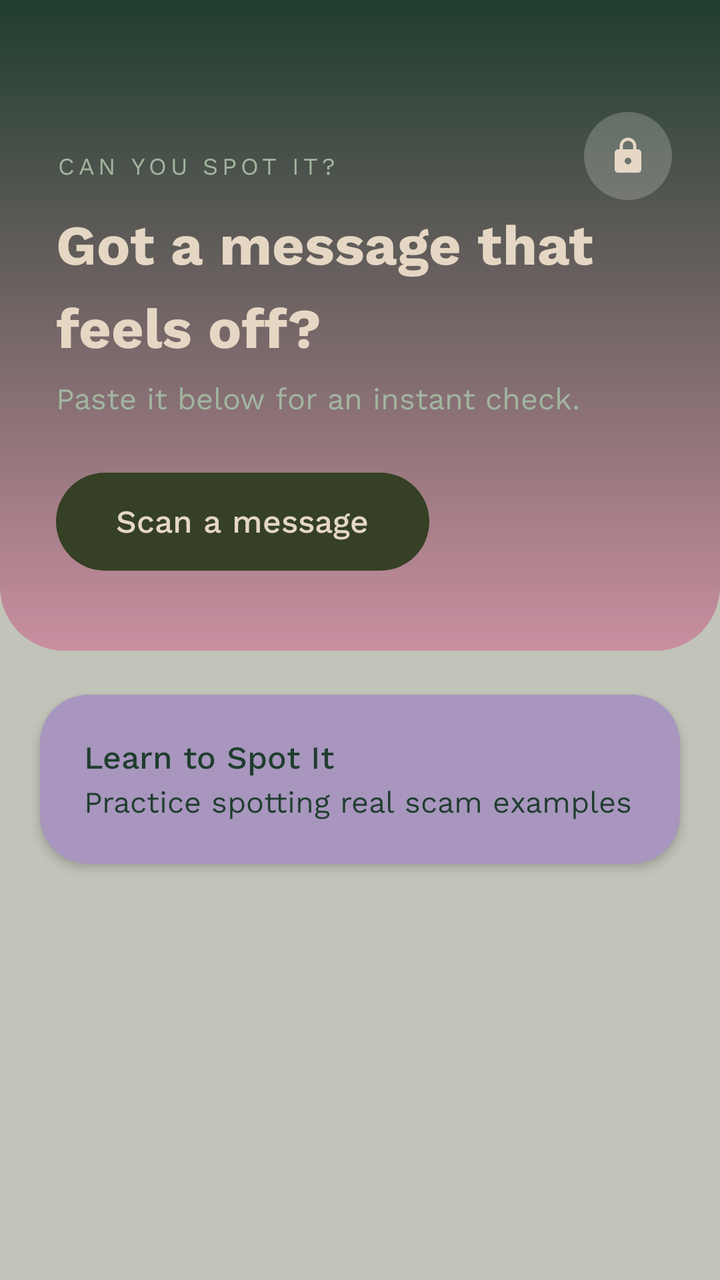
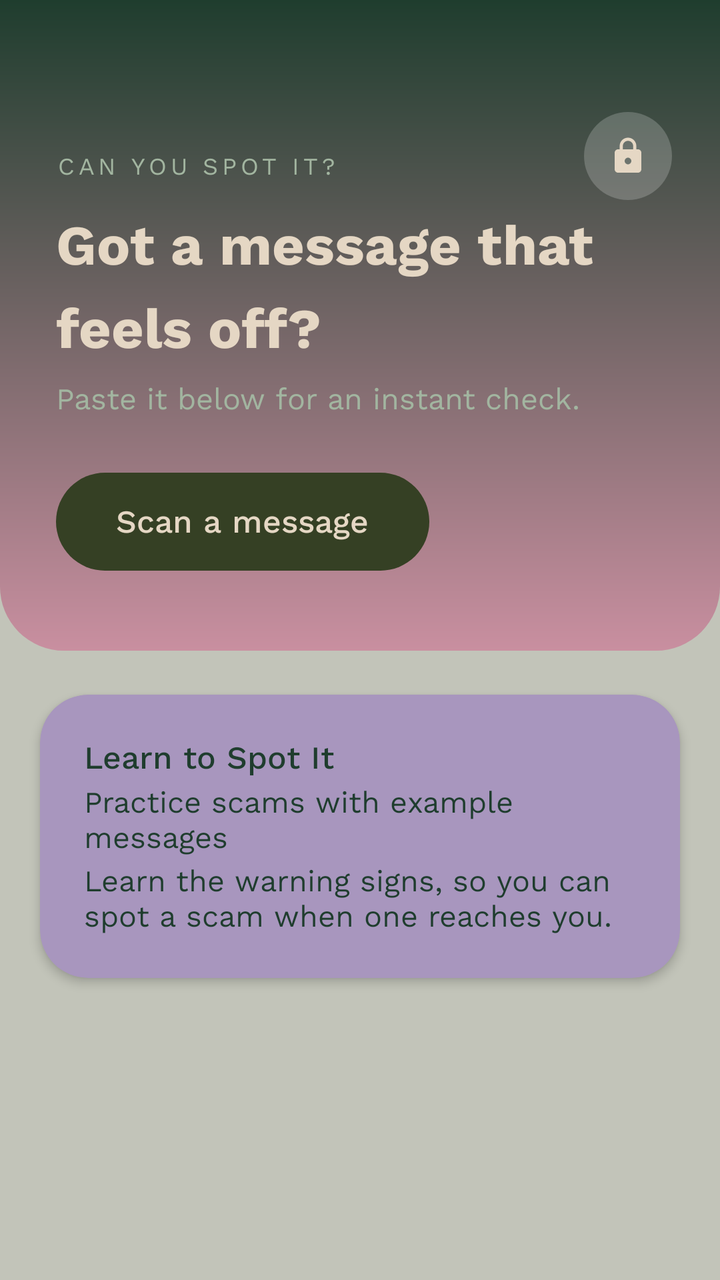

The first picture is an Android layout as it rendered before a commit; the second is the same layout after the commit. The layout source and the unified diff follow.
<!-- AndroidManifest.xml: application theme Theme.CanYouSpotIt -->
<!-- res/layout/activity_home.xml -->
<?xml version="1.0" encoding="utf-8"?>
<ScrollView xmlns:android="http://schemas.android.com/apk/res/android"
    xmlns:app="http://schemas.android.com/apk/res-auto"
    android:layout_width="match_parent"
    android:layout_height="match_parent"
    android:background="@color/background_sage"
    android:fillViewport="true">

    <LinearLayout
        android:layout_width="match_parent"
        android:layout_height="wrap_content"
        android:orientation="vertical">

        
        <FrameLayout
            android:layout_width="match_parent"
            android:layout_height="wrap_content"
            android:background="@drawable/hero_gradient">

            <LinearLayout
                android:layout_width="match_parent"
                android:layout_height="wrap_content"
                android:orientation="vertical"
                android:paddingStart="28dp"
                android:paddingEnd="28dp"
                android:paddingTop="76dp"
                android:paddingBottom="40dp">

                <TextView
                    android:layout_width="wrap_content"
                    android:layout_height="wrap_content"
                    android:text="CAN YOU SPOT IT?"
                    android:textAppearance="@style/TextAppearance.CanYouSpotIt.Body"
                    android:textColor="@color/sage_mist_text"
                    android:textSize="12sp"
                    android:letterSpacing="0.16"
                    android:layout_marginBottom="16dp" />

                <TextView
                    android:id="@+id/tvHeroHeadline"
                    android:layout_width="match_parent"
                    android:layout_height="wrap_content"
                    android:text="Got a message that feels off?"
                    android:textAppearance="@style/TextAppearance.CanYouSpotIt.Headline"
                    android:textColor="@color/bone"
                    android:lineSpacingExtra="9dp"
                    android:layout_marginBottom="10dp" />

                <TextView
                    android:layout_width="match_parent"
                    android:layout_height="wrap_content"
                    android:text="Paste it below for an instant check."
                    android:textAppearance="@style/TextAppearance.CanYouSpotIt.Body"
                    android:textColor="@color/sage_mist_text"
                    android:layout_marginBottom="28dp" />

                <TextView
                    android:id="@+id/btnGoToScanner"
                    android:layout_width="wrap_content"
                    android:layout_height="wrap_content"
                    android:background="@drawable/pill_cta"
                    android:text="Scan a message"
                    android:textAppearance="@style/TextAppearance.CanYouSpotIt.ButtonLabel"
                    android:textColor="@color/on_accent_cta"
                    android:paddingStart="30dp"
                    android:paddingEnd="30dp"
                    android:paddingTop="15dp"
                    android:paddingBottom="15dp"
                    android:clickable="true"
                    android:focusable="true" />

            </LinearLayout>

            <FrameLayout
                android:id="@+id/btnGoToSettings"
                android:layout_width="44dp"
                android:layout_height="44dp"
                android:layout_gravity="top|end"
                android:layout_marginTop="56dp"
                android:layout_marginEnd="24dp"
                android:background="@drawable/chip_circle"
                android:clickable="true"
                android:focusable="true"
                android:contentDescription="Privacy and data settings">

                <ImageView
                    android:id="@+id/imgPrivacyLock"
                    android:layout_width="20dp"
                    android:layout_height="20dp"
                    android:layout_gravity="center"
                    android:src="@drawable/ic_lock"
                    android:importantForAccessibility="no" />

            </FrameLayout>

        </FrameLayout>

        
        <androidx.cardview.widget.CardView
            android:layout_width="match_parent"
            android:layout_height="wrap_content"
            android:layout_marginStart="20dp"
            android:layout_marginEnd="20dp"
            android:layout_marginTop="22dp"
            android:layout_marginBottom="28dp"
            app:cardCornerRadius="24dp"
            app:cardElevation="3dp"
            app:cardBackgroundColor="@color/accent_secondary">

            <LinearLayout
                android:id="@+id/btnGoToLearn"
                android:layout_width="match_parent"
                android:layout_height="wrap_content"
                android:orientation="vertical"
                android:padding="22dp"
                android:clickable="true"
                android:focusable="true">

                <TextView
                    android:layout_width="wrap_content"
                    android:layout_height="wrap_content"
                    android:text="Learn to Spot It"
                    android:textAppearance="@style/TextAppearance.CanYouSpotIt.ButtonLabel"
                    android:textColor="@color/forest_shade"
                    android:layout_marginBottom="4dp" />

                <TextView
                    android:layout_width="wrap_content"
                    android:layout_height="wrap_content"
                    android:text="Practice spotting real scam examples"
                    android:textAppearance="@style/TextAppearance.CanYouSpotIt.Body"
                    android:textColor="@color/forest_shade" />

            </LinearLayout>

        </androidx.cardview.widget.CardView>

    </LinearLayout>

</ScrollView>
<!-- resources referenced by this layout -->
<resources>
  <color name="accent_secondary">#A896BE</color>
  <color name="background_sage">#C2C4B9</color>
  <color name="bone">#E5D7C4</color>
  <color name="forest_shade">#1F3D2E</color>
  <color name="on_accent_cta">@color/bone</color>
  <color name="sage_mist_text">#A2B5A0</color>
  <!-- drawable chip_circle (drawable) -->
  <?xml version="1.0" encoding="utf-8"?>
  <shape xmlns:android="http://schemas.android.com/apk/res/android"
      android:shape="oval">
      <solid android:color="@color/chip_bg" />
  </shape>
  <!-- drawable hero_gradient (drawable) -->
  <?xml version="1.0" encoding="utf-8"?>
  <shape xmlns:android="http://schemas.android.com/apk/res/android"
      android:shape="rectangle">
  
      <gradient
          android:type="linear"
          android:angle="270"
          android:startColor="@color/hero_gradient_start"
          android:endColor="@color/hero_gradient_end" />
  
      <corners
          android:bottomLeftRadius="32dp"
          android:bottomRightRadius="32dp" />
  
  </shape>
  <!-- drawable ic_lock (drawable) -->
  <?xml version="1.0" encoding="utf-8"?>
  <vector xmlns:android="http://schemas.android.com/apk/res/android"
      android:width="24dp"
      android:height="24dp"
      android:viewportWidth="24"
      android:viewportHeight="24"
      android:tint="@color/bone">
      <path
          android:fillColor="@android:color/white"
          android:pathData="M18,8h-1V6c0,-2.76 -2.24,-5 -5,-5S7,3.24 7,6v2H6c-1.1,0 -2,0.9 -2,2v10c0,1.1 0.9,2 2,2h12c1.1,0 2,-0.9 2,-2V10c0,-1.1 -0.9,-2 -2,-2zM12,17c-1.1,0 -2,-0.9 -2,-2s0.9,-2 2,-2 2,0.9 2,2 -0.9,2 -2,2zM15.1,8H8.9V6c0,-1.71 1.39,-3.1 3.1,-3.1s3.1,1.39 3.1,3.1v2z" />
  </vector>
  <!-- drawable pill_cta (drawable) -->
  <?xml version="1.0" encoding="utf-8"?>
  <shape xmlns:android="http://schemas.android.com/apk/res/android"
      android:shape="rectangle">
      <solid android:color="@color/accent_cta" />
      <corners android:radius="28dp" />
  </shape>
  <style name="TextAppearance.CanYouSpotIt.Body">
          <item name="android:fontFamily">@font/work_sans_regular</item>
          <item name="fontFamily">@font/work_sans_regular</item>
          <item name="android:textStyle">normal</item>
          <item name="android:textSize">15sp</item>
          <item name="android:lineSpacingExtra">3dp</item>
      </style>
  <style name="TextAppearance.CanYouSpotIt.ButtonLabel">
          <item name="android:fontFamily">@font/work_sans_medium</item>
          <item name="fontFamily">@font/work_sans_medium</item>
          <item name="android:textStyle">normal</item>
          <item name="android:textSize">16sp</item>
      </style>
  <style name="TextAppearance.CanYouSpotIt.Headline">
          <item name="android:textStyle">bold</item>
          <item name="android:textSize">28sp</item>
          <item name="android:lineSpacingExtra">2dp</item>
      </style>
  <style name="Theme.CanYouSpotIt" parent="Base.Theme.CanYouSpotIt" />
  <color name="chip_bg">#33FFFFFF</color>
  <color name="hero_gradient_start">@color/forest_shade</color>
  <color name="hero_gradient_end">#C98FA0</color>
  <color name="accent_cta">@color/kombu_green</color>
  <style name="Base.Theme.CanYouSpotIt" parent="Theme.Material3.DayNight.NoActionBar">
          
          
      </style>
  <color name="kombu_green">#354024</color>
</resources>

<!-- the commit's change to res/layout/activity_home.xml (unified diff, before → after) -->
@@ -127,9 +127,17 @@
                 <TextView
                     android:layout_width="wrap_content"
                     android:layout_height="wrap_content"
-                    android:text="Practice spotting real scam examples"
+                    android:text="Practice scams with example messages"
                     android:textAppearance="@style/TextAppearance.CanYouSpotIt.Body"
                     android:textColor="@color/forest_shade" />
+
+                <TextView
+                    android:layout_width="match_parent"
+                    android:layout_height="wrap_content"
+                    android:text="Learn the warning signs, so you can spot a scam when one reaches you."
+                    android:textAppearance="@style/TextAppearance.CanYouSpotIt.Body"
+                    android:textColor="@color/forest_shade"
+                    android:layout_marginTop="4dp" />
 
             </LinearLayout>
 
